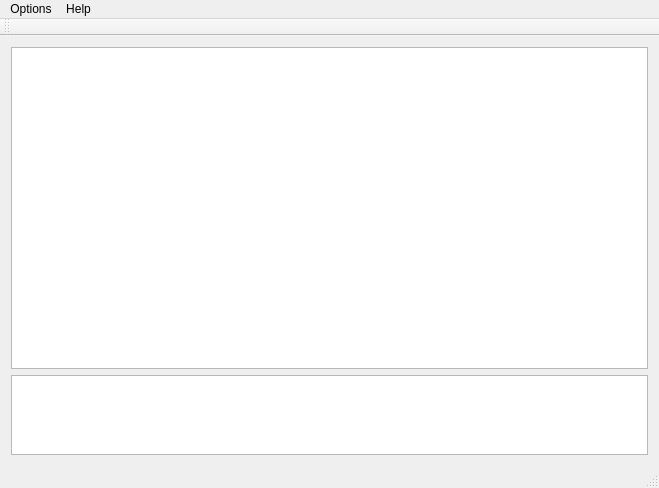
This is src/smbcast.ui in Fran89/SMBCast as Qt 5 draws it before an edit. The edited form follows.
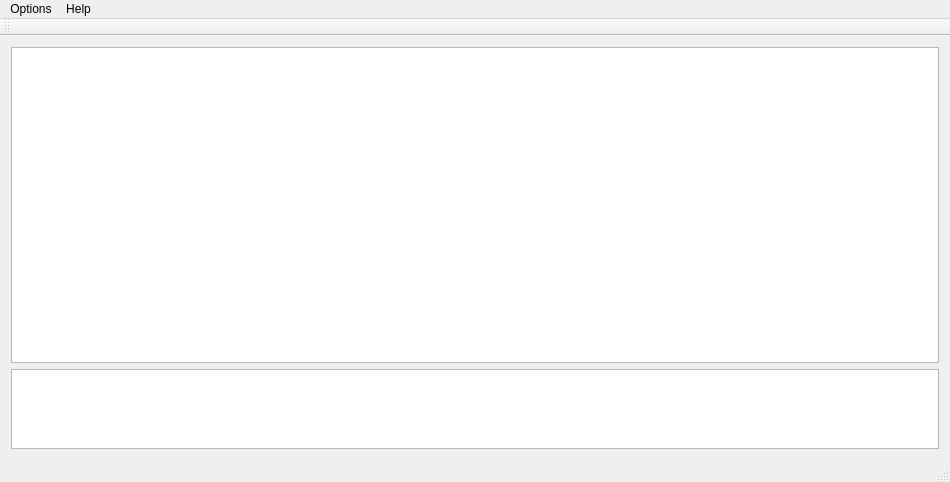
This is the edited form.

What changed in the file:
```diff
--- a/src/smbcast.ui
+++ b/src/smbcast.ui
@@ -6,8 +6,8 @@
    <rect>
     <x>0</x>
     <y>0</y>
-    <width>659</width>
-    <height>488</height>
+    <width>950</width>
+    <height>482</height>
    </rect>
   </property>
   <property name="windowTitle">
@@ -51,7 +51,7 @@
     <rect>
      <x>0</x>
      <y>0</y>
-     <width>659</width>
+     <width>950</width>
      <height>25</height>
     </rect>
    </property>
```
